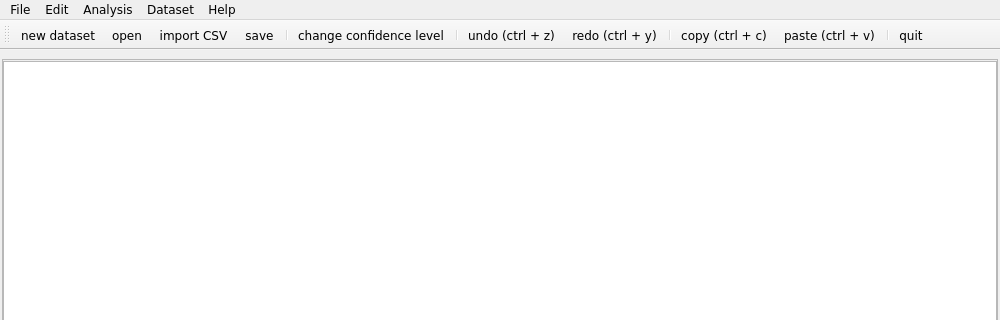
Qt form meta.ui (bwallace/OpenMeta-analyst-) before a commit; both pictures show x 0 to 1000 and y 0 to 320 of the 1000 by 618 pixel window.
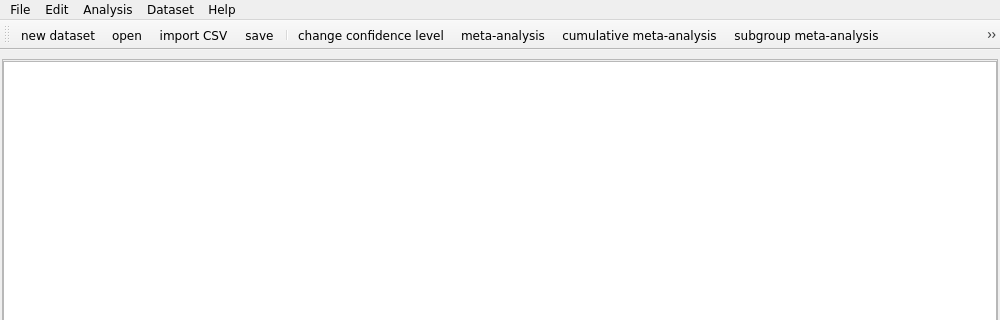
The same form after that commit. Icons and pictures are not drawn.

```diff
--- a/meta.ui
+++ b/meta.ui
@@ -559,6 +559,11 @@
    <addaction name="action_save"/>
    <addaction name="separator"/>
    <addaction name="action_change_conf_level"/>
+   <addaction name="action_go"/>
+   <addaction name="action_cum_ma"/>
+   <addaction name="action_subgroup_ma"/>
+   <addaction name="action_meta_regression"/>
+   <addaction name="action_loo_ma"/>
    <addaction name="separator"/>
    <addaction name="action_undo"/>
    <addaction name="action_redo"/>
```
Left out of the diff: 22 changed lines with no effect on the pictures.
